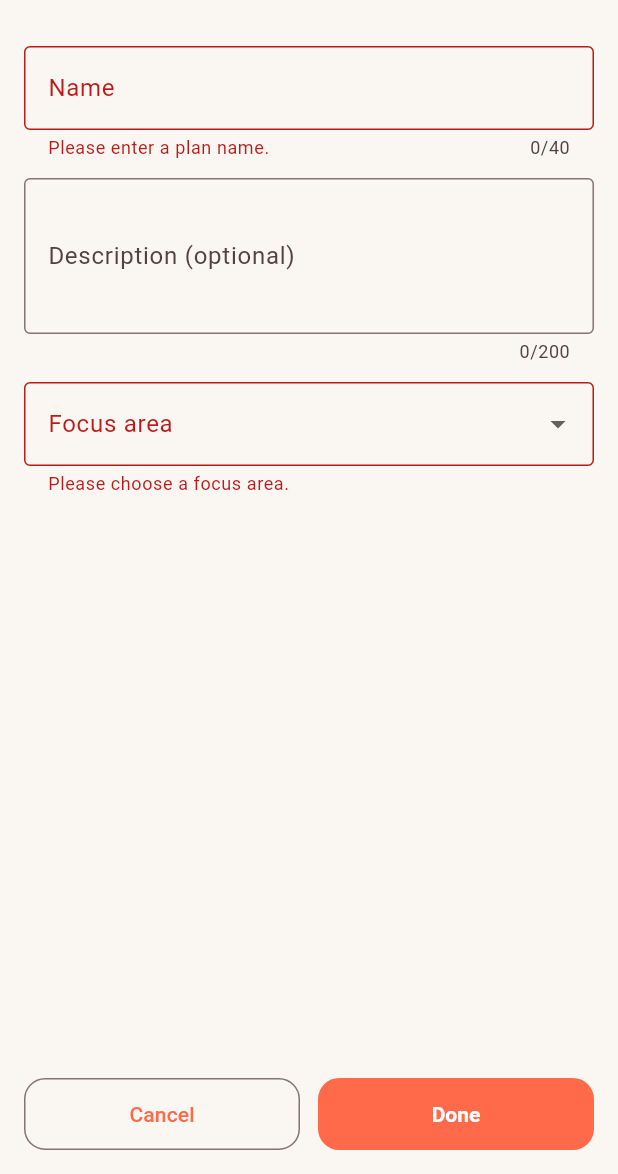
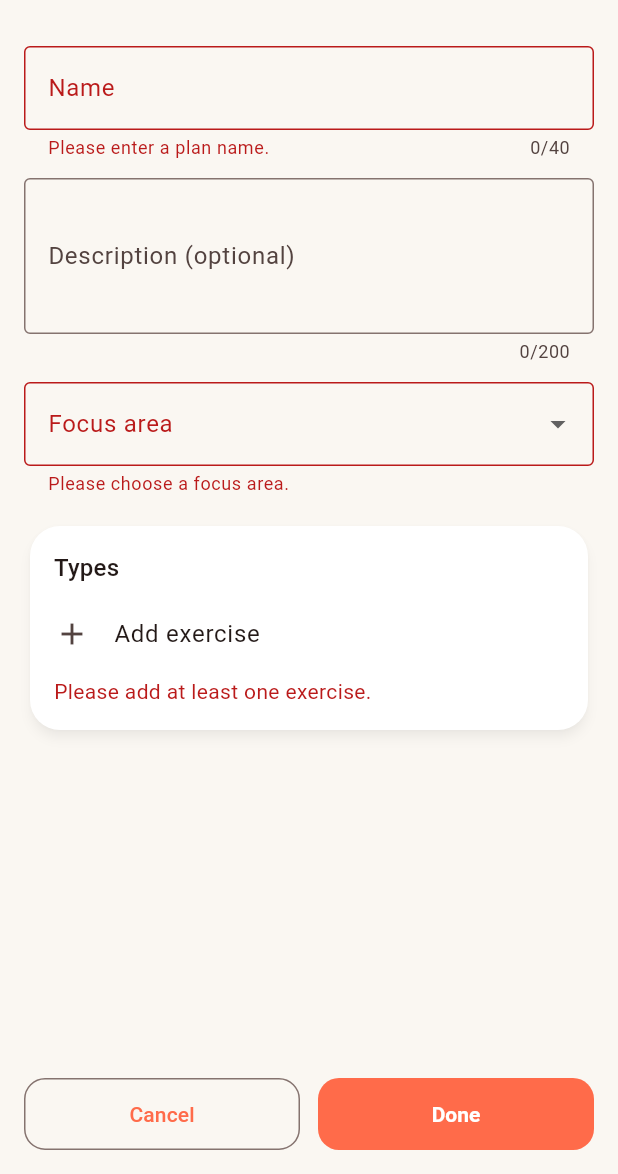
Before and after one commit to kirtan232/project_1_AppDev, a Flutter app: the PlanEditorScreen screen opened directly, after a tap on "Done", on a phone screen of 412 x 824 dp, the part 62-1236 px from its top. Run offline on Flutter 3.47's test engine with Material 3 defaults, Android fonts, the phone set to English and light mode, and no system bars; our stand-ins replace sqflite; accounts and stored records are empty.

Commit message:
Added exercise picker and difficulty choice
Added a searchable bottom sheet listing the 25 bundled exercises.
Ask for Easy, Medium, or Difficult and set reps or seconds from PlanRules.
added exercises in the Types list with a remove button.
Require at least one exercise before Done accepts the form.

```diff
--- a/lib/screens/plan_editor_screen.dart
+++ b/lib/screens/plan_editor_screen.dart
@@ -1,6 +1,9 @@
 import 'package:flutter/material.dart';
 
 import '../logic/plan_rules.dart';
+import '../models/exercise_info.dart';
+import '../models/plan_exercise.dart';
+import '../widgets/exercise_picker_sheet.dart';
 
 // This screen is the form for making a new workout plan.
 class PlanEditorScreen extends StatefulWidget {
@@ -16,6 +19,12 @@ class _PlanEditorScreenState extends State<PlanEditorScreen> {
   final _titleController = TextEditingController();
   final _descriptionController = TextEditingController();
   String? _focusArea;
+
+  // These are the exercises added to the plan, shown in the Types section.
+  final List<PlanExercise> _exercises = [];
+
+  // This becomes true when Done is pressed with no exercises added.
+  bool _showExerciseError = false;
 
   // Controllers hold memory, so they are cleaned up when the screen closes.
   @override
@@ -41,10 +50,112 @@ class _PlanEditorScreenState extends State<PlanEditorScreen> {
     return null;
   }
 
+  // This method opens the exercise list, then asks for a difficulty.
+  Future<void> _addExercise() async {
+    final ExerciseInfo? picked = await showModalBottomSheet<ExerciseInfo>(
+      context: context,
+      isScrollControlled: true,
+      builder: (context) => const ExercisePickerSheet(),
+    );
+    // Nothing is added if the sheet was closed without a choice.
+    if (picked == null || !mounted) return;
+
+    final String? difficulty = await _askDifficulty(picked);
+    if (difficulty == null || !mounted) return;
+
+    setState(() {
+      _exercises.add(
+        PlanExercise(
+          name: picked.name,
+          difficulty: difficulty,
+          type: picked.type,
+          target: PlanRules.targetFor(difficulty, picked.type),
+        ),
+      );
+      _showExerciseError = false;
+    });
+  }
+
+  // This method shows the Easy, Medium, and Difficult choices with their targets.
+  Future<String?> _askDifficulty(ExerciseInfo exercise) {
+    final unit = exercise.type == 'timed' ? 'sec' : 'reps';
+    return showDialog<String>(
+      context: context,
+      builder: (context) => SimpleDialog(
+        title: Text(exercise.name),
+        children: [
+          for (final level in ['Easy', 'Medium', 'Difficult'])
+            SimpleDialogOption(
+              onPressed: () => Navigator.of(context).pop(level),
+              padding: const EdgeInsets.symmetric(horizontal: 24, vertical: 14),
+              child: Text(
+                '$level · ${PlanRules.targetFor(level, exercise.type)} $unit',
+              ),
+            ),
+        ],
+      ),
+    );
+  }
+
+  // This method removes one exercise from the Types list.
+  void _removeExercise(int index) {
+    setState(() {
+      _exercises.removeAt(index);
+    });
+  }
+
+  // This method builds the Types section with its rows and the add button.
+  Widget _buildTypesSection() {
+    final textTheme = Theme.of(context).textTheme;
+    return Card(
+      child: Padding(
+        padding: const EdgeInsets.symmetric(vertical: 8),
+        child: Column(
+          crossAxisAlignment: CrossAxisAlignment.start,
+          children: [
+            Padding(
+              padding: const EdgeInsets.fromLTRB(16, 8, 16, 4),
+              child: Text('Types', style: textTheme.titleMedium),
+            ),
+            for (int i = 0; i < _exercises.length; i++)
+              ListTile(
+                title: Text(
+                  '${_exercises[i].name} (${_exercises[i].difficulty})',
+                ),
+                subtitle: Text(_exercises[i].targetLabel),
+                trailing: IconButton(
+                  icon: const Icon(Icons.close),
+                  tooltip: 'Remove ${_exercises[i].name}',
+                  onPressed: () => _removeExercise(i),
+                ),
+              ),
+            ListTile(
+              leading: const Icon(Icons.add),
+              title: const Text('Add exercise'),
+              onTap: _addExercise,
+            ),
+            if (_showExerciseError)
+              Padding(
+                padding: const EdgeInsets.fromLTRB(16, 0, 16, 8),
+                child: Text(
+                  'Please add at least one exercise.',
+                  style: TextStyle(color: Theme.of(context).colorScheme.error),
+                ),
+              ),
+          ],
+        ),
+      ),
+    );
+  }
+
   // This method runs when Done is pressed.
   void _onDone() {
     // The form shows red error text under any field that is not valid.
-    if (!_formKey.currentState!.validate()) return;
+    final fieldsValid = _formKey.currentState!.validate();
+    setState(() {
+      _showExerciseError = _exercises.isEmpty;
+    });
+    if (!fieldsValid || _exercises.isEmpty) return;
 
     // Saving to the database is added in a later step.
     ScaffoldMessenger.of(context).showSnackBar(
@@ -100,6 +211,8 @@ class _PlanEditorScreenState extends State<PlanEditorScreen> {
               },
               validator: _validateFocus,
             ),
+            const SizedBox(height: 16),
+            _buildTypesSection(),
           ],
         ),
       ),
```
Also changed, not shown: lib/widgets/exercise_picker_sheet.dart (added, +77 -0 lines).
